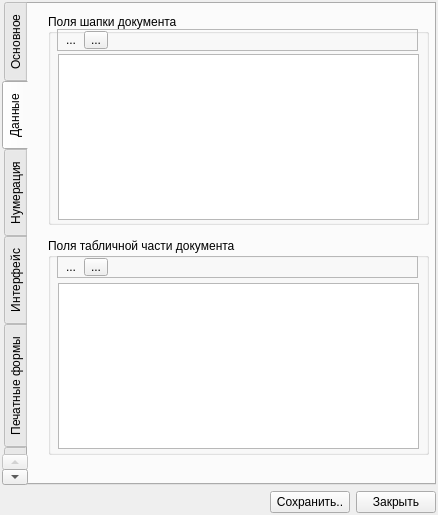
Before: the Qt Designer form src/creator/frmdocument.ui in sergey4475/SProject, drawn with Qt 5.
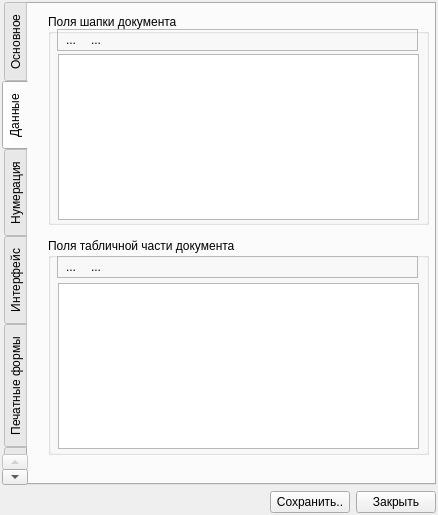
After: the same form once the commit is applied. The open tabs and pages were chosen to show the change. Icons and pictures are not drawn. Custom widgets are drawn as their Qt base class.

What changed in the file:
```diff
--- a/src/creator/frmdocument.ui
+++ b/src/creator/frmdocument.ui
@@ -172,7 +172,7 @@
              <normaloff>:/creator_res/del</normaloff>:/creator_res/del</iconset>
            </property>
            <property name="autoRaise">
-            <bool>false</bool>
+            <bool>true</bool>
            </property>
            <property name="arrowType">
             <enum>Qt::NoArrow</enum>
@@ -263,7 +263,7 @@
              <normaloff>:/creator_res/del</normaloff>:/creator_res/del</iconset>
            </property>
            <property name="autoRaise">
-            <bool>false</bool>
+            <bool>true</bool>
            </property>
            <property name="arrowType">
             <enum>Qt::NoArrow</enum>
```
Left out of the diff: 2 changed lines with no effect on the pictures.
